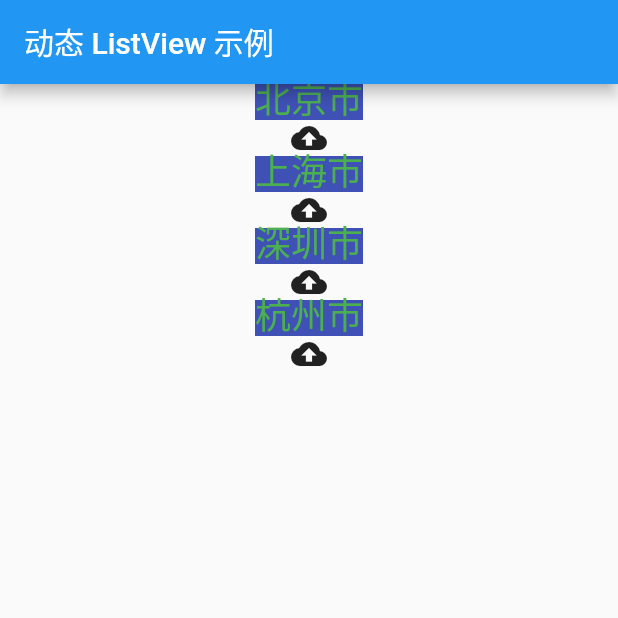
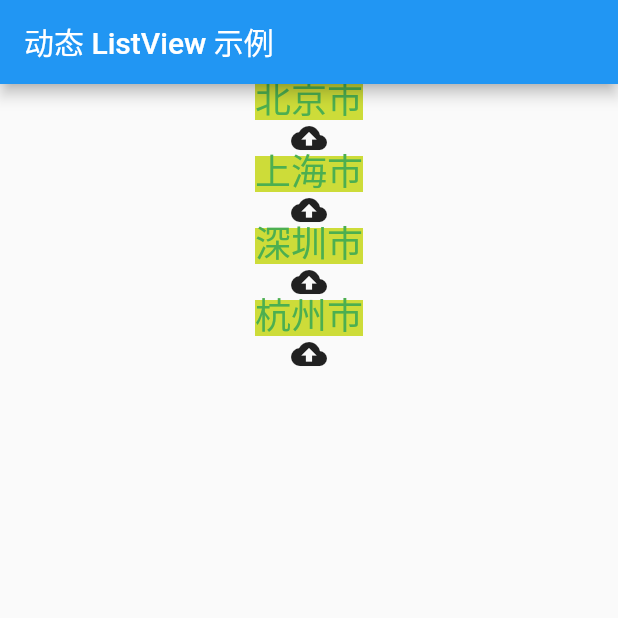
Before and after one commit to mizhon/flutter_tentative, a Flutter app: the screen it shows after launch, on a phone screen of 412 x 824 dp, the top half of it. Run offline on Flutter 3.47's test engine with Material 2 defaults, Android fonts, the phone set to English and light mode, and no system bars.

```diff
--- a/lib/screens/lists/dynamic_listview.dart
+++ b/lib/screens/lists/dynamic_listview.dart
@@ -1,16 +1,12 @@
 import 'package:flutter/material.dart';
 
 class DynamicListViewScreen extends StatelessWidget {
-
-  List<String> itemList = ["北京市", "上海市", "深圳市", "杭州市"];
+  final List<String> itemList = ["北京市", "上海市", "深圳市", "杭州市"];
 
   @override
   Widget build(BuildContext context) {
-
     return Scaffold(
-      appBar: AppBar(
-        title: Text("动态 ListView 示例")
-      ),
+        appBar: AppBar(title: Text("动态 ListView 示例")),
         body: ListView.builder(
           itemCount: itemList.length,
           itemBuilder: (BuildContext context, int index) {
@@ -24,9 +20,8 @@ class DynamicListViewScreen extends StatelessWidget {
                         style: TextStyle(
                             fontSize: 24.0,
                             color: Colors.green,
-                        backgroundColor: Colors.indigo,
-                        height: 1.0
-                      ),
+                            backgroundColor: Colors.lime,
+                            height: 1.0),
                       ),
                       Icon(
                         Icons.backup,
@@ -38,7 +33,6 @@ class DynamicListViewScreen extends StatelessWidget {
               ],
             );
           },
-      )
-    );
+        ));
   }
 }
```
Also changed, not shown: lib/common/adaptor.dart (added, +20 -0 lines), lib/common/utils.dart (+6 -6 lines), lib/configs/settings.json (+19 -5 lines), lib/main.dart (+8 -9 lines), lib/screens/skeleton/skeleton.dart (+2 -6 lines). Lines whose indentation alone changed are shown as unchanged.
